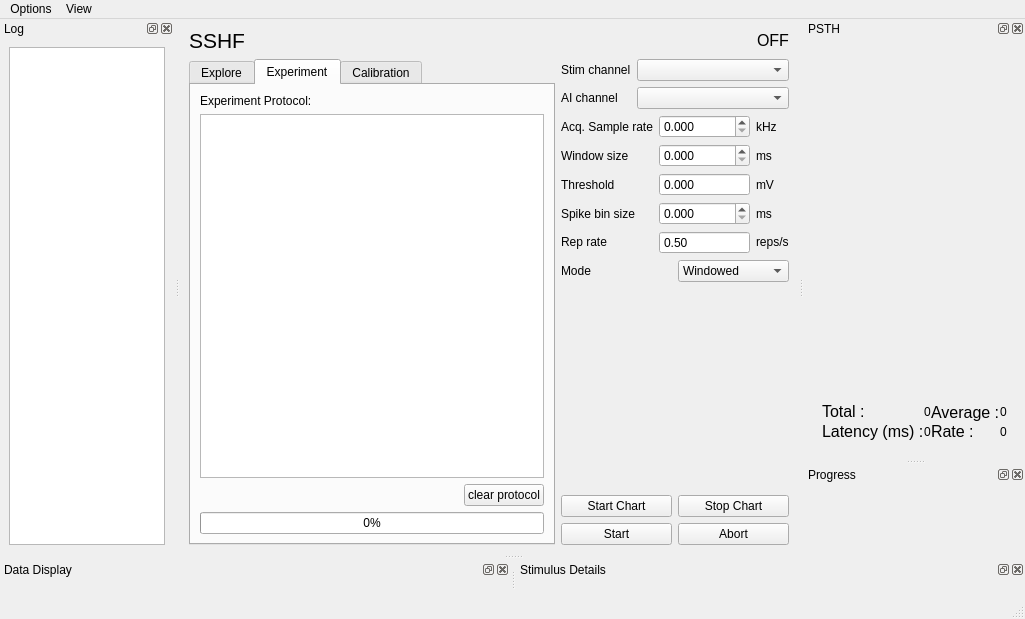
Before: the Qt Designer form spikeylab/main/main_control.ui in portfors-lab/sparkle, drawn with Qt 5.
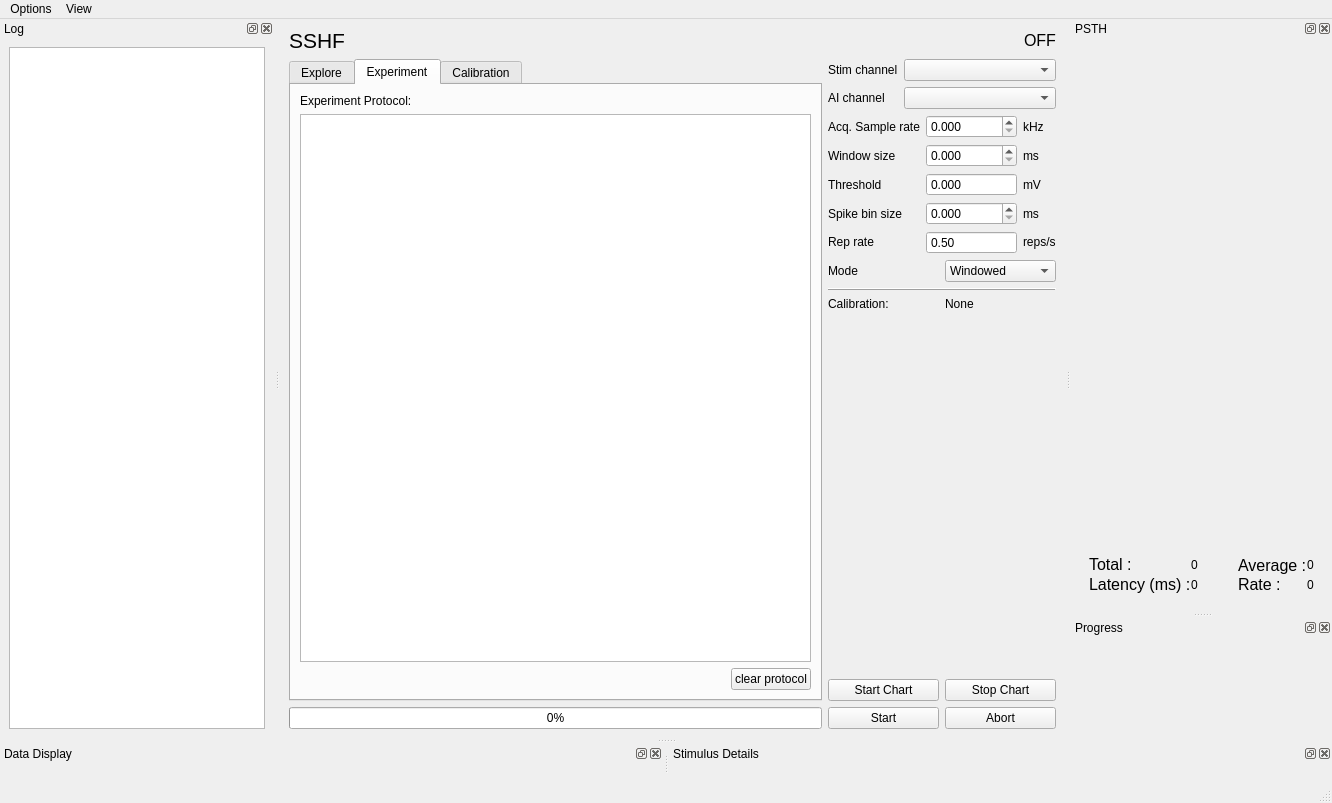
After: the same form once the commit is applied. Custom widgets are drawn as their Qt base class.

Commit message: progress bar for calibration also

The edit to the form file:
```diff
--- a/spikeylab/main/main_control.ui
+++ b/spikeylab/main/main_control.ui
@@ -6,8 +6,8 @@
    <rect>
     <x>0</x>
     <y>0</y>
-    <width>1025</width>
-    <height>619</height>
+    <width>1332</width>
+    <height>803</height>
    </rect>
   </property>
   <property name="windowTitle">
@@ -59,6 +59,8 @@
     <item>
      <layout class="QHBoxLayout" name="horizontalLayout_5">
       <item>
+       <layout class="QVBoxLayout" name="verticalLayout_12">
+        <item>
        <widget class="QTabWidget" name="tab_group">
         <property name="currentIndex">
          <number>1</number>
@@ -262,16 +264,6 @@
             </item>
            </layout>
           </item>
-          <item>
-           <widget class="QProgressBar" name="protocol_progress_bar">
-            <property name="enabled">
-             <bool>true</bool>
-            </property>
-            <property name="value">
-             <number>0</number>
-            </property>
-           </widget>
-          </item>
          </layout>
         </widget>
         <widget class="QWidget" name="tab_calibrate">
@@ -326,6 +318,18 @@
        </widget>
       </item>
       <item>
+         <widget class="QProgressBar" name="protocol_progress_bar">
+          <property name="enabled">
+           <bool>true</bool>
+          </property>
+          <property name="value">
+           <number>0</number>
+          </property>
+         </widget>
+        </item>
+       </layout>
+      </item>
+      <item>
        <layout class="QVBoxLayout" name="verticalLayout_2">
         <item>
          <layout class="QGridLayout" name="gridLayout_4">
@@ -536,6 +540,34 @@
           </item>
          </layout>
         </item>
+        <item>
+         <widget class="QFrame" name="frame">
+          <property name="frameShape">
+           <enum>QFrame::HLine</enum>
+          </property>
+          <property name="frameShadow">
+           <enum>QFrame::Raised</enum>
+          </property>
+         </widget>
+        </item>
+        <item>
+         <layout class="QGridLayout" name="gridLayout_2">
+          <item row="0" column="0">
+           <widget class="QLabel" name="label_8">
+            <property name="text">
+             <string>Calibration:</string>
+            </property>
+           </widget>
+          </item>
+          <item row="0" column="1">
+           <widget class="QLabel" name="current_cal_lbl">
+            <property name="text">
+             <string>None</string>
+            </property>
+           </widget>
+          </item>
+         </layout>
+        </item>
         <item>
          <spacer name="verticalSpacer_2">
           <property name="orientation">
@@ -596,7 +628,7 @@
     <rect>
      <x>0</x>
      <y>0</y>
-     <width>1025</width>
+     <width>1332</width>
      <height>21</height>
     </rect>
    </property>
```
Lines whose indentation alone changed are shown as unchanged. The commit also changes 4 other files.
